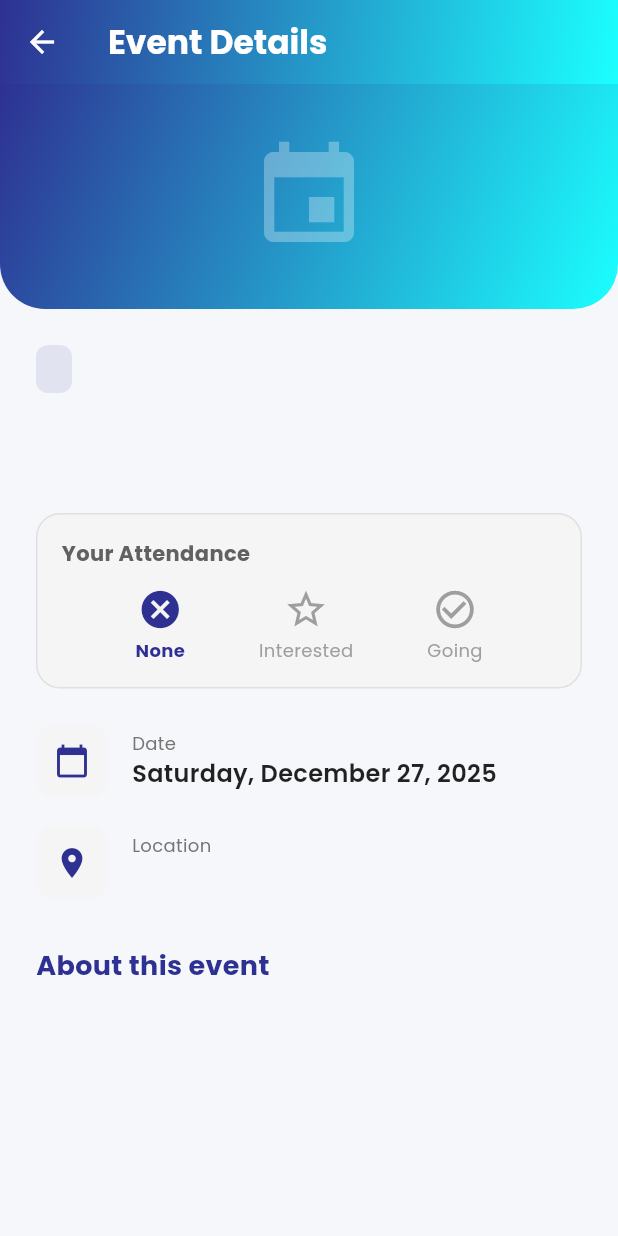
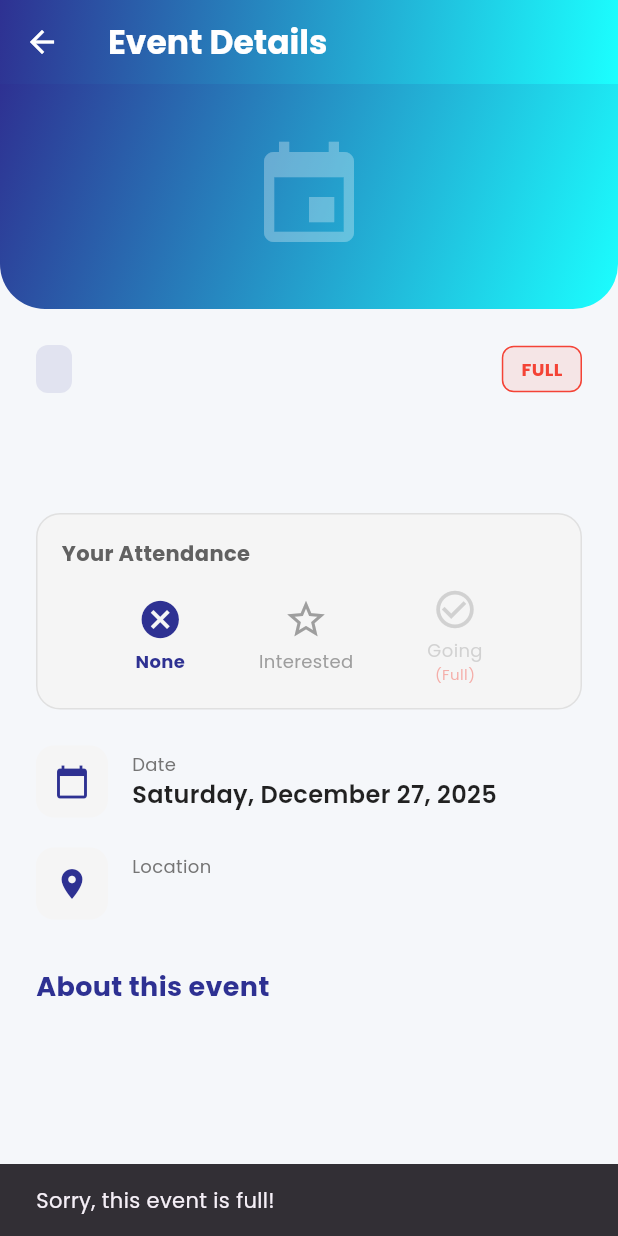
Before and after one commit to Muhammad-Bilal-03/campus_event_companion, a Flutter app: the EventDetailsScreen screen opened directly with empty values, after a tap on "Going", on a phone screen of 412 x 824 dp. Run offline on Flutter 3.47's test engine with Material 3 defaults, Android fonts, the light colour scheme and no system bars; our stand-ins replace flutter_local_notifications, google_fonts, hive, hive_flutter, table_calendar, timezone and 1 more; accounts and stored records are empty.

Commit message:
Feat: Add event seat management logic and UI, Fix: Reset theme on logout, Refactor: Remove create admin screen

```diff
--- a/lib/models/event_model.dart
+++ b/lib/models/event_model.dart
@@ -28,6 +28,12 @@ class Event extends HiveObject {
   @HiveField(7)
   final String? linkUrl; // Nullable URL for external resources
 
+  @HiveField(8)
+  final int? totalSeats; // New: Optional limit on seats
+
+  @HiveField(9)
+  int seatsTaken; // New: Track occupied seats
+
   Event({
     required this.id,
     required this.title,
@@ -37,5 +43,7 @@ class Event extends HiveObject {
     required this.category,
     this.participationStatus = 'None',
     this.linkUrl,
+    this.totalSeats,
+    this.seatsTaken = 0,
   });
 }
--- a/lib/providers/app_provider.dart
+++ b/lib/providers/app_provider.dart
@@ -19,16 +19,12 @@ class AppProvider with ChangeNotifier {
   User? get currentUser => _currentUser;
   bool get isAdmin => _currentUser?.isAdmin ?? false;
   String get selectedCategory => _selectedCategory;
-
-  // FIX 1: Expose the raw list of events for Admin & Calendar
   List<Event> get events => _events;
 
-  // --- OPTIMIZED FILTERING LOGIC ---
   List<Event> get filteredEvents {
     if (_searchQuery.isEmpty && _selectedCategory == "All") {
       return _events;
     }
-
     return _events.where((event) {
       final matchesSearch =
           event.title.toLowerCase().contains(_searchQuery.toLowerCase()) ||
@@ -40,14 +36,13 @@ class AppProvider with ChangeNotifier {
   }
 
   List<String> get categories {
-    // FIX 2: Removed unnecessary .toList() inside spread
     return ["All", ..._events.map((e) => e.category).toSet()];
   }
 
   Future<void> init() async {
     await Hive.initFlutter();
-    Hive.registerAdapter(EventAdapter());
-    Hive.registerAdapter(UserAdapter());
+    if (!Hive.isAdapterRegistered(0)) Hive.registerAdapter(EventAdapter());
+    if (!Hive.isAdapterRegistered(1)) Hive.registerAdapter(UserAdapter());
 
     _eventBox = await Hive.openBox<Event>('events');
     _userBox = await Hive.openBox<User>('users');
@@ -124,20 +119,39 @@ class AppProvider with ChangeNotifier {
     _loadEvents();
   }
 
-  Future<void> updateParticipationStatus(String id, String status) async {
+  // UPDATED: Handle Seat Logic and return success bool
+  Future<bool> updateParticipationStatus(String id, String newStatus) async {
     final event = _eventBox!.get(id);
     if (event != null) {
-      event.participationStatus = status;
+      final oldStatus = event.participationStatus;
+
+      // Logic: If moving TO 'Going', increment seat.
+      // If moving FROM 'Going', decrement seat.
+
+      if (newStatus == 'Going' && oldStatus != 'Going') {
+        // Check availability
+        if (event.totalSeats != null && event.seatsTaken >= event.totalSeats!) {
+          return false; // Event is full
+        }
+        event.seatsTaken++;
+      } else if (newStatus != 'Going' && oldStatus == 'Going') {
+        // Release seat
+        if (event.seatsTaken > 0) event.seatsTaken--;
+      }
+
+      event.participationStatus = newStatus;
       await event.save();
 
-      if (status == 'Interested' || status == 'Going') {
+      if (newStatus == 'Interested' || newStatus == 'Going') {
         NotificationService.showNotification(
           id: event.id.hashCode,
           title: 'Status Updated',
-          body: 'You are marked as "$status" for ${event.title}',
+          body: 'You are marked as "$newStatus" for ${event.title}',
         );
       }
       _loadEvents();
+      return true;
     }
+    return false;
   }
 }
--- a/lib/providers/theme_provider.dart
+++ b/lib/providers/theme_provider.dart
@@ -12,4 +12,10 @@ class ThemeProvider with ChangeNotifier {
         : ThemeMode.light;
     notifyListeners();
   }
+
+  // New: Reset to default light mode (called on Logout)
+  void resetTheme() {
+    _themeMode = ThemeMode.light;
+    notifyListeners();
+  }
 }
--- a/lib/screens/event_details_screen.dart
+++ b/lib/screens/event_details_screen.dart
@@ -13,7 +13,13 @@ class EventDetailsScreen extends StatelessWidget {
 
   @override
   Widget build(BuildContext context) {
+    // Re-access event from provider to get live updates on seats
     final provider = Provider.of<AppProvider>(context);
+    final liveEvent = provider.events.firstWhere(
+      (e) => e.id == event.id,
+      orElse: () => event,
+    );
+
     final isDark = Theme.of(context).brightness == Brightness.dark;
 
     return Scaffold(
@@ -72,6 +78,9 @@ class EventDetailsScreen extends StatelessWidget {
               child: Column(
                 crossAxisAlignment: CrossAxisAlignment.start,
                 children: [
+                  Row(
+                    mainAxisAlignment: MainAxisAlignment.spaceBetween,
+                    children: [
                       Container(
                         padding: const EdgeInsets.symmetric(
                           horizontal: 12,
@@ -82,21 +91,60 @@ class EventDetailsScreen extends StatelessWidget {
                           borderRadius: BorderRadius.circular(8),
                         ),
                         child: Text(
-                      event.category.toUpperCase(),
+                          liveEvent.category.toUpperCase(),
                           style: GoogleFonts.poppins(
-                        color: isDark ? Colors.white : const Color(0xFF2E3192),
+                            color: isDark
+                                ? Colors.white
+                                : const Color(0xFF2E3192),
                             fontWeight: FontWeight.bold,
                             letterSpacing: 1,
                           ),
                         ),
                       ),
+                      // New: Seats Indicator
+                      if (liveEvent.totalSeats != null)
+                        Container(
+                          padding: const EdgeInsets.symmetric(
+                            horizontal: 12,
+                            vertical: 6,
+                          ),
+                          decoration: BoxDecoration(
+                            color:
+                                (liveEvent.seatsTaken >= liveEvent.totalSeats!)
+                                ? Colors.red.withValues(alpha: 0.1)
+                                : Colors.green.withValues(alpha: 0.1),
+                            borderRadius: BorderRadius.circular(8),
+                            border: Border.all(
+                              color:
+                                  (liveEvent.seatsTaken >=
+                                      liveEvent.totalSeats!)
+                                  ? Colors.red
+                                  : Colors.green,
+                            ),
+                          ),
+                          child: Text(
+                            (liveEvent.seatsTaken >= liveEvent.totalSeats!)
+                                ? "FULL"
+                                : "${liveEvent.totalSeats! - liveEvent.seatsTaken} seats left",
+                            style: GoogleFonts.poppins(
+                              color:
+                                  (liveEvent.seatsTaken >=
+                                      liveEvent.totalSeats!)
+                                  ? Colors.red
+                                  : Colors.green,
+                              fontWeight: FontWeight.bold,
+                              fontSize: 12,
+                            ),
+                          ),
+                        ),
+                    ],
+                  ),
                   const SizedBox(height: 16),
                   Text(
-                    event.title,
+                    liveEvent.title,
                     style: GoogleFonts.poppins(
                       fontSize: 28,
                       fontWeight: FontWeight.bold,
-                      // Dynamic color: White in dark mode, Blue in light mode
                       color: isDark ? Colors.white : const Color(0xFF2E3192),
                     ),
                   ),
@@ -130,7 +178,7 @@ class EventDetailsScreen extends StatelessWidget {
                             _buildStatusOption(
                               context,
                               provider,
-                              event,
+                              liveEvent,
                               'None',
                               Icons.cancel_outlined,
                               isDark,
@@ -138,7 +186,7 @@ class EventDetailsScreen extends StatelessWidget {
                             _buildStatusOption(
                               context,
                               provider,
-                              event,
+                              liveEvent,
                               'Interested',
                               Icons.star_outline,
                               isDark,
@@ -146,7 +194,7 @@ class EventDetailsScreen extends StatelessWidget {
                             _buildStatusOption(
                               context,
                               provider,
-                              event,
+                              liveEvent,
                               'Going',
                               Icons.check_circle_outline,
                               isDark,
@@ -161,18 +209,19 @@ class EventDetailsScreen extends StatelessWidget {
                   _buildInfoRow(
                     Icons.calendar_today,
                     'Date',
-                    DateFormat('EEEE, MMMM d, yyyy').format(event.date),
+                    DateFormat('EEEE, MMMM d, yyyy').format(liveEvent.date),
                     isDark,
                   ),
                   const SizedBox(height: 20),
                   _buildInfoRow(
                     Icons.location_on,
                     'Location',
-                    event.location,
+                    liveEvent.location,
                     isDark,
                   ),
 
-                  if (event.linkUrl != null && event.linkUrl!.isNotEmpty) ...[
+                  if (liveEvent.linkUrl != null &&
+                      liveEvent.linkUrl!.isNotEmpty) ...[
                     const SizedBox(height: 24),
                     SizedBox(
                       width: double.infinity,
@@ -183,7 +232,7 @@ class EventDetailsScreen extends StatelessWidget {
                             context,
                             MaterialPageRoute(
                               builder: (_) =>
-                                  WebViewScreen(url: event.linkUrl!),
+                                  WebViewScreen(url: liveEvent.linkUrl!),
                             ),
                           );
                         },
@@ -214,7 +263,7 @@ class EventDetailsScreen extends StatelessWidget {
                   ),
                   const SizedBox(height: 12),
                   Text(
-                    event.description,
+                    liveEvent.description,
                     style: GoogleFonts.poppins(
                       fontSize: 15,
                       color: isDark ? Colors.grey[300] : Colors.grey[700],
@@ -244,8 +293,36 @@ class EventDetailsScreen extends StatelessWidget {
         ? (isDark ? Colors.white : const Color(0xFF2E3192))
         : Colors.grey;
 
+    // Logic to disable "Going" if full and not already going
+    bool isFull = false;
+    if (value == 'Going' &&
+        event.participationStatus != 'Going' &&
+        event.totalSeats != null) {
+      if (event.seatsTaken >= event.totalSeats!) {
+        isFull = true;
+      }
+    }
+
     return InkWell(
-      onTap: () => provider.updateParticipationStatus(event.id, value),
+      onTap: isFull
+          ? () {
+              ScaffoldMessenger.of(context).showSnackBar(
+                SnackBar(content: Text('Sorry, this event is full!')),
+              );
+            }
+          : () async {
+              bool success = await provider.updateParticipationStatus(
+                event.id,
+                value,
+              );
+              if (!success && value == 'Going') {
+                ScaffoldMessenger.of(context).showSnackBar(
+                  SnackBar(content: Text('Sorry, this event is full!')),
+                );
+              }
+            },
+      child: Opacity(
+        opacity: isFull ? 0.4 : 1.0,
         child: Column(
           children: [
             Icon(
@@ -262,7 +339,13 @@ class EventDetailsScreen extends StatelessWidget {
                 fontSize: 12,
               ),
             ),
+            if (isFull)
+              Text(
+                '(Full)',
+                style: GoogleFonts.poppins(color: Colors.red, fontSize: 10),
+              ),
           ],
+        ),
       ),
     );
   }
```
Also changed, not shown: lib/screens/add_event_screen.dart (+24 -2 lines), lib/screens/admin_home.dart (+4 -7 lines), lib/screens/student_home.dart (+5 -14 lines), lib/widgets/event_card.dart (+29 -0 lines), lib/models/event_model.g.dart. Lines whose indentation alone changed are shown as unchanged.
